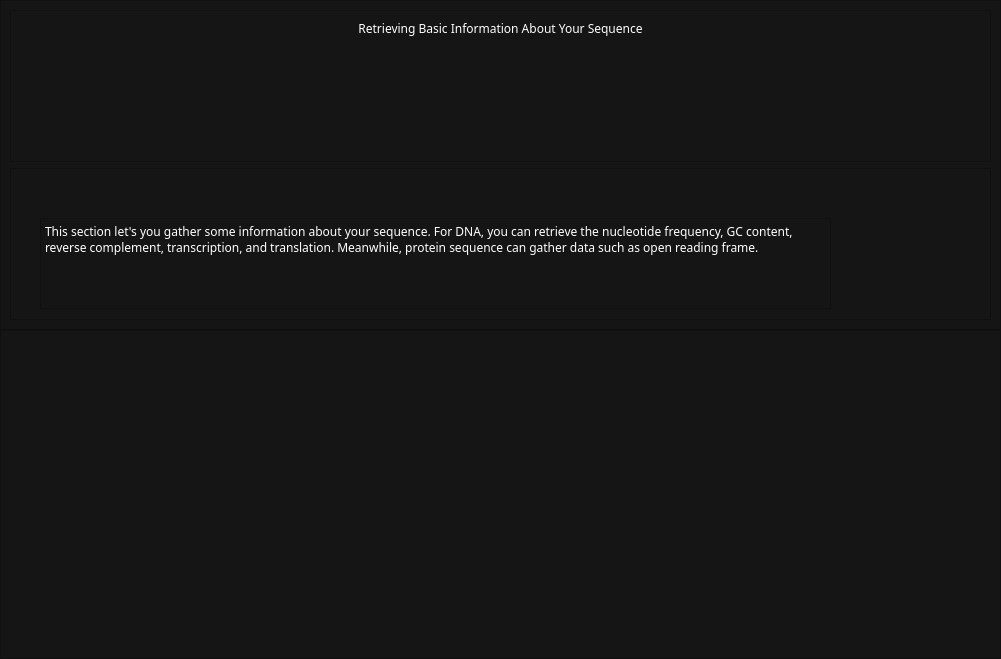
Above: ui/tabs/basic_info.ui from bryancastillo10/BioBytes-PairSync before the change. Below: the same form after it.
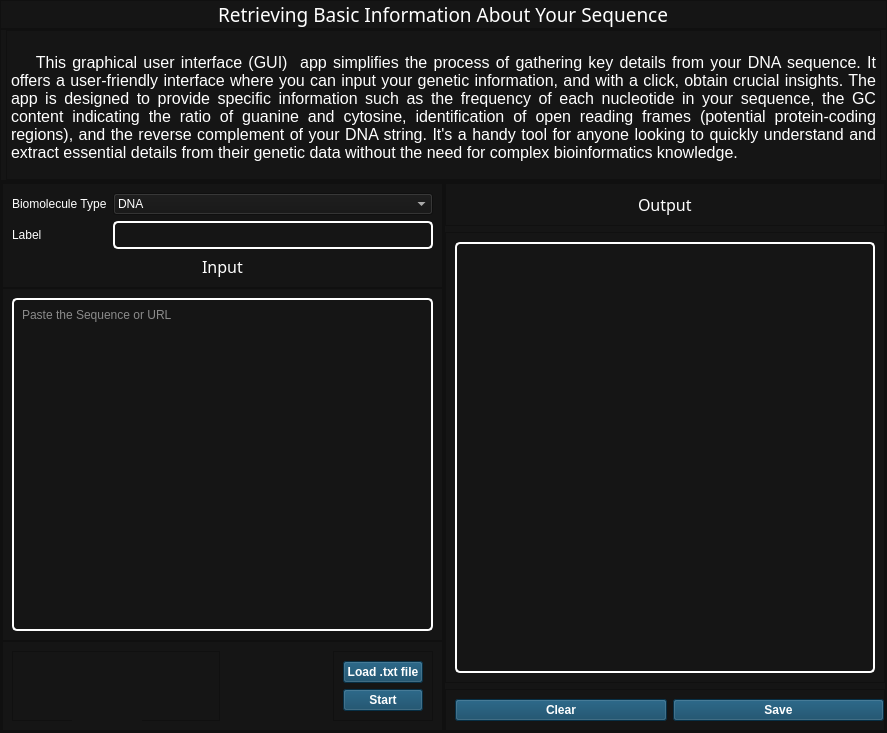
That is the form after the change. Icons and pictures are not drawn.

Commit message: basic_info layout done

```diff
--- a/ui/tabs/basic_info.ui
+++ b/ui/tabs/basic_info.ui
@@ -6,23 +6,31 @@
    <rect>
     <x>0</x>
     <y>0</y>
-    <width>1001</width>
-    <height>659</height>
+    <width>887</width>
+    <height>733</height>
    </rect>
   </property>
+  <property name="font">
+   <font>
+    <family>Noto Sans</family>
+    <pointsize>12</pointsize>
+   </font>
+  </property>
   <property name="windowTitle">
    <string>Form</string>
   </property>
   <property name="styleSheet">
    <string notr="true">*{
 	background-color: #151515;
-	color: #fff;
-	font-family: Lora
+    color: #fff;
 }
 
 #head {
-	font-size: 10px
-}</string>
+	font-size: 15px
+}
+
+
+</string>
   </property>
   <layout class="QVBoxLayout" name="verticalLayout">
    <property name="spacing">
@@ -40,8 +48,11 @@
    <property name="bottomMargin">
     <number>0</number>
    </property>
-   <item>
-    <widget class="QFrame" name="head">
+   <item alignment="Qt::AlignTop">
+    <widget class="QFrame" name="frame">
+     <property name="styleSheet">
+      <string notr="true"/>
+     </property>
      <property name="frameShape">
       <enum>QFrame::StyledPanel</enum>
      </property>
@@ -49,66 +60,468 @@
       <enum>QFrame::Raised</enum>
      </property>
      <layout class="QVBoxLayout" name="verticalLayout_2">
-      <item>
-       <widget class="QFrame" name="frame">
-        <property name="frameShape">
-         <enum>QFrame::StyledPanel</enum>
+      <property name="spacing">
+       <number>0</number>
+      </property>
+      <property name="leftMargin">
+       <number>0</number>
+      </property>
+      <property name="topMargin">
+       <number>0</number>
+      </property>
+      <property name="rightMargin">
+       <number>0</number>
+      </property>
+      <property name="bottomMargin">
+       <number>0</number>
+      </property>
+      <item alignment="Qt::AlignHCenter">
+       <widget class="QLabel" name="label">
+        <property name="font">
+         <font>
+          <family>Noto Sans</family>
+          <pointsize>14</pointsize>
+         </font>
         </property>
-        <property name="frameShadow">
-         <enum>QFrame::Raised</enum>
+        <property name="text">
+         <string>Retrieving Basic Information About Your Sequence</string>
         </property>
-        <layout class="QVBoxLayout" name="verticalLayout_3">
-         <item>
-          <widget class="QLabel" name="label">
-           <property name="text">
-            <string>Retrieving Basic Information About Your Sequence</string>
-           </property>
-           <property name="alignment">
-            <set>Qt::AlignHCenter|Qt::AlignTop</set>
-           </property>
-          </widget>
-         </item>
-        </layout>
        </widget>
       </item>
-      <item>
-       <widget class="QFrame" name="frame_2">
-        <property name="frameShape">
-         <enum>QFrame::StyledPanel</enum>
+     </layout>
+    </widget>
+   </item>
+   <item>
+    <widget class="QFrame" name="frame_2">
+     <property name="styleSheet">
+      <string notr="true"/>
+     </property>
+     <property name="frameShape">
+      <enum>QFrame::StyledPanel</enum>
+     </property>
+     <property name="frameShadow">
+      <enum>QFrame::Raised</enum>
+     </property>
+     <layout class="QVBoxLayout" name="verticalLayout_3">
+      <property name="spacing">
+       <number>0</number>
+      </property>
+      <property name="leftMargin">
+       <number>5</number>
+      </property>
+      <property name="topMargin">
+       <number>0</number>
+      </property>
+      <property name="rightMargin">
+       <number>5</number>
+      </property>
+      <property name="bottomMargin">
+       <number>0</number>
+      </property>
+      <item alignment="Qt::AlignTop">
+       <widget class="QTextEdit" name="textEdit">
+        <property name="maximumSize">
+         <size>
+          <width>16777215</width>
+          <height>150</height>
+         </size>
         </property>
-        <property name="frameShadow">
-         <enum>QFrame::Raised</enum>
+        <property name="autoFillBackground">
+         <bool>false</bool>
         </property>
-        <widget class="QTextBrowser" name="textBrowser">
-         <property name="geometry">
-          <rect>
-           <x>30</x>
-           <y>50</y>
-           <width>791</width>
-           <height>91</height>
-          </rect>
-         </property>
-         <property name="html">
-          <string>&lt;!DOCTYPE HTML PUBLIC &quot;-//W3C//DTD HTML 4.0//EN&quot; &quot;http://www.w3.org/TR/REC-html40/strict.dtd&quot;&gt;
+        <property name="readOnly">
+         <bool>true</bool>
+        </property>
+        <property name="html">
+         <string>&lt;!DOCTYPE HTML PUBLIC &quot;-//W3C//DTD HTML 4.0//EN&quot; &quot;http://www.w3.org/TR/REC-html40/strict.dtd&quot;&gt;
 &lt;html&gt;&lt;head&gt;&lt;meta name=&quot;qrichtext&quot; content=&quot;1&quot; /&gt;&lt;style type=&quot;text/css&quot;&gt;
 p, li { white-space: pre-wrap; }
-&lt;/style&gt;&lt;/head&gt;&lt;body style=&quot; font-family:'Lora'; font-size:9pt; font-weight:400; font-style:normal;&quot;&gt;
-&lt;p style=&quot; margin-top:0px; margin-bottom:0px; margin-left:0px; margin-right:0px; -qt-block-indent:0; text-indent:0px;&quot;&gt;&lt;span style=&quot; font-family:'PMingLiU';&quot;&gt;This section let's you gather some information about your sequence. For DNA, you can retrieve the nucleotide frequency, GC content, reverse complement, transcription, and translation. Meanwhile, protein sequence can gather data such as open reading frame.&lt;/span&gt;&lt;/p&gt;&lt;/body&gt;&lt;/html&gt;</string>
-         </property>
-        </widget>
+&lt;/style&gt;&lt;/head&gt;&lt;body style=&quot; font-family:'PMingLiU'; font-size:9pt; font-weight:400; font-style:normal;&quot;&gt;
+&lt;p align=&quot;justify&quot; style=&quot; margin-top:0px; margin-bottom:0px; margin-left:0px; margin-right:0px; -qt-block-indent:0; text-indent:0px;&quot;&gt;&lt;span style=&quot; font-size:12pt;&quot;&gt;&lt;br /&gt;    This graphical user interface (GUI)  app simplifies the process of gathering key details from your DNA sequence. It offers a user-friendly interface where you can input your genetic information, and with a click, obtain crucial insights. The app is designed to provide specific information such as the frequency of each nucleotide in your sequence, the GC content indicating the ratio of guanine and cytosine, identification of open reading frames (potential protein-coding regions), and the reverse complement of your DNA string. It's a handy tool for anyone looking to quickly understand and extract essential details from their genetic data without the need for complex bioinformatics knowledge.&lt;/span&gt;&lt;/p&gt;&lt;/body&gt;&lt;/html&gt;</string>
+        </property>
        </widget>
       </item>
      </layout>
     </widget>
    </item>
    <item>
-    <widget class="QFrame" name="main">
+    <widget class="QFrame" name="frame_3">
+     <property name="sizePolicy">
+      <sizepolicy hsizetype="Preferred" vsizetype="Expanding">
+       <horstretch>0</horstretch>
+       <verstretch>0</verstretch>
+      </sizepolicy>
+     </property>
+     <property name="styleSheet">
+      <string notr="true">#frame_3 QPushButton {
+	background-color: #0A4261;
+	color: #fff;
+	font-weight: bold;
+}
+
+#frame_3 QPushButton::hover {	
+	background-color:#56B4E9;
+	color: #000;
+	font-weight: bold;
+}
+
+QTextEdit, QLineEdit, QTextBrowser {
+	border: 2px solid #fff;
+	border-radius: 5px;
+	padding: 4px;
+}
+</string>
+     </property>
      <property name="frameShape">
       <enum>QFrame::StyledPanel</enum>
      </property>
      <property name="frameShadow">
       <enum>QFrame::Raised</enum>
      </property>
+     <layout class="QHBoxLayout" name="horizontalLayout">
+      <property name="spacing">
+       <number>0</number>
+      </property>
+      <property name="leftMargin">
+       <number>0</number>
+      </property>
+      <property name="topMargin">
+       <number>0</number>
+      </property>
+      <property name="rightMargin">
+       <number>0</number>
+      </property>
+      <property name="bottomMargin">
+       <number>0</number>
+      </property>
+      <item>
+       <widget class="QFrame" name="frame_4">
+        <property name="frameShape">
+         <enum>QFrame::StyledPanel</enum>
+        </property>
+        <property name="frameShadow">
+         <enum>QFrame::Raised</enum>
+        </property>
+        <layout class="QVBoxLayout" name="verticalLayout_4">
+         <property name="spacing">
+          <number>0</number>
+         </property>
+         <property name="leftMargin">
+          <number>0</number>
+         </property>
+         <property name="topMargin">
+          <number>0</number>
+         </property>
+         <property name="rightMargin">
+          <number>0</number>
+         </property>
+         <property name="bottomMargin">
+          <number>0</number>
+         </property>
+         <item>
+          <widget class="QFrame" name="frame_6">
+           <property name="frameShape">
+            <enum>QFrame::StyledPanel</enum>
+           </property>
+           <property name="frameShadow">
+            <enum>QFrame::Raised</enum>
+           </property>
+           <layout class="QGridLayout" name="gridLayout_3">
+            <item row="0" column="0">
+             <widget class="QLabel" name="label_2">
+              <property name="text">
+               <string>Biomolecule Type</string>
+              </property>
+             </widget>
+            </item>
+            <item row="0" column="1">
+             <widget class="QComboBox" name="comboBox">
+              <property name="styleSheet">
+               <string notr="true"/>
+              </property>
+              <item>
+               <property name="text">
+                <string>DNA</string>
+               </property>
+              </item>
+              <item>
+               <property name="text">
+                <string>RNA</string>
+               </property>
+              </item>
+              <item>
+               <property name="text">
+                <string>Protein</string>
+               </property>
+              </item>
+             </widget>
+            </item>
+            <item row="1" column="0">
+             <widget class="QLabel" name="label_3">
+              <property name="text">
+               <string>Label</string>
+              </property>
+             </widget>
+            </item>
+            <item row="1" column="1">
+             <widget class="QLineEdit" name="lineEdit">
+              <property name="text">
+               <string/>
+              </property>
+             </widget>
+            </item>
+            <item row="2" column="0" colspan="2" alignment="Qt::AlignHCenter">
+             <widget class="QLabel" name="label_4">
+              <property name="font">
+               <font>
+                <family>Noto Sans</family>
+                <pointsize>12</pointsize>
+               </font>
+              </property>
+              <property name="text">
+               <string>Input</string>
+              </property>
+             </widget>
+            </item>
+           </layout>
+          </widget>
+         </item>
+         <item>
+          <widget class="QFrame" name="frame_7">
+           <property name="sizePolicy">
+            <sizepolicy hsizetype="Preferred" vsizetype="Expanding">
+             <horstretch>0</horstretch>
+             <verstretch>0</verstretch>
+            </sizepolicy>
+           </property>
+           <property name="frameShape">
+            <enum>QFrame::StyledPanel</enum>
+           </property>
+           <property name="frameShadow">
+            <enum>QFrame::Raised</enum>
+           </property>
+           <layout class="QGridLayout" name="gridLayout_2">
+            <item row="0" column="0">
+             <widget class="QTextEdit" name="textEdit_2">
+              <property name="placeholderText">
+               <string>Paste the Sequence or URL</string>
+              </property>
+             </widget>
+            </item>
+           </layout>
+          </widget>
+         </item>
+         <item>
+          <widget class="QFrame" name="frame_8">
+           <property name="frameShape">
+            <enum>QFrame::StyledPanel</enum>
+           </property>
+           <property name="frameShadow">
+            <enum>QFrame::Raised</enum>
+           </property>
+           <layout class="QHBoxLayout" name="horizontalLayout_2">
+            <item>
+             <widget class="QFrame" name="frame_13">
+              <property name="frameShape">
+               <enum>QFrame::StyledPanel</enum>
+              </property>
+              <property name="frameShadow">
+               <enum>QFrame::Raised</enum>
+              </property>
+              <widget class="QLabel" name="label_6">
+               <property name="geometry">
+                <rect>
+                 <x>60</x>
+                 <y>10</y>
+                 <width>70</width>
+                 <height>70</height>
+                </rect>
+               </property>
+               <property name="minimumSize">
+                <size>
+                 <width>70</width>
+                 <height>70</height>
+                </size>
+               </property>
+               <property name="maximumSize">
+                <size>
+                 <width>70</width>
+                 <height>70</height>
+                </size>
+               </property>
+               <property name="text">
+                <string/>
+               </property>
+               <property name="pixmap">
+                <pixmap resource="../../static/resources_rc.qrc">:/icons/icons/analysis64.png</pixmap>
+               </property>
+               <property name="scaledContents">
+                <bool>true</bool>
+               </property>
+              </widget>
+             </widget>
+            </item>
+            <item alignment="Qt::AlignRight">
+             <widget class="QFrame" name="frame_12">
+              <property name="frameShape">
+               <enum>QFrame::StyledPanel</enum>
+              </property>
+              <property name="frameShadow">
+               <enum>QFrame::Raised</enum>
+              </property>
+              <layout class="QVBoxLayout" name="verticalLayout_6">
+               <item>
+                <widget class="QPushButton" name="pushButton">
+                 <property name="text">
+                  <string>Load .txt file</string>
+                 </property>
+                 <property name="icon">
+                  <iconset resource="../../static/resources_rc.qrc">
+                   <normaloff>:/icons/icons/upload.svg</normaloff>:/icons/icons/upload.svg</iconset>
+                 </property>
+                </widget>
+               </item>
+               <item>
+                <widget class="QPushButton" name="pushButton_2">
+                 <property name="text">
+                  <string>Start</string>
+                 </property>
+                 <property name="icon">
+                  <iconset resource="../../static/resources_rc.qrc">
+                   <normaloff>:/icons/icons/play.svg</normaloff>:/icons/icons/play.svg</iconset>
+                 </property>
+                </widget>
+               </item>
+              </layout>
+             </widget>
+            </item>
+           </layout>
+          </widget>
+         </item>
+        </layout>
+       </widget>
+      </item>
+      <item>
+       <widget class="QFrame" name="frame_5">
+        <property name="styleSheet">
+         <string notr="true">#frame_5 QPushButton {
+	background-color: #0A4261;
+	color: #fff;
+	font-weight: bold;
+}
+
+#frame_5 QPushButton::hover {
+	background-color:#56B4E9;
+	color: #000;
+	font-weight: bold;
+}</string>
+        </property>
+        <property name="frameShape">
+         <enum>QFrame::StyledPanel</enum>
+        </property>
+        <property name="frameShadow">
+         <enum>QFrame::Raised</enum>
+        </property>
+        <layout class="QVBoxLayout" name="verticalLayout_5">
+         <property name="leftMargin">
+          <number>0</number>
+         </property>
+         <property name="topMargin">
+          <number>0</number>
+         </property>
+         <property name="rightMargin">
+          <number>0</number>
+         </property>
+         <property name="bottomMargin">
+          <number>0</number>
+         </property>
+         <item alignment="Qt::AlignTop">
+          <widget class="QFrame" name="frame_9">
+           <property name="frameShape">
+            <enum>QFrame::StyledPanel</enum>
+           </property>
+           <property name="frameShadow">
+            <enum>QFrame::Raised</enum>
+           </property>
+           <layout class="QVBoxLayout" name="verticalLayout_7">
+            <item alignment="Qt::AlignHCenter|Qt::AlignTop">
+             <widget class="QLabel" name="label_5">
+              <property name="font">
+               <font>
+                <family>Noto Sans</family>
+                <pointsize>12</pointsize>
+               </font>
+              </property>
+              <property name="text">
+               <string>Output</string>
+              </property>
+             </widget>
+            </item>
+           </layout>
+          </widget>
+         </item>
+         <item>
+          <widget class="QFrame" name="frame_10">
+           <property name="sizePolicy">
+            <sizepolicy hsizetype="Preferred" vsizetype="Expanding">
+             <horstretch>0</horstretch>
+             <verstretch>0</verstretch>
+            </sizepolicy>
+           </property>
+           <property name="frameShape">
+            <enum>QFrame::StyledPanel</enum>
+           </property>
+           <property name="frameShadow">
+            <enum>QFrame::Raised</enum>
+           </property>
+           <layout class="QGridLayout" name="gridLayout">
+            <item row="0" column="0">
+             <widget class="QTextBrowser" name="textBrowser"/>
+            </item>
+           </layout>
+          </widget>
+         </item>
+         <item alignment="Qt::AlignBottom">
+          <widget class="QFrame" name="frame_11">
+           <property name="frameShape">
+            <enum>QFrame::StyledPanel</enum>
+           </property>
+           <property name="frameShadow">
+            <enum>QFrame::Raised</enum>
+           </property>
+           <layout class="QHBoxLayout" name="horizontalLayout_3">
+            <property name="rightMargin">
+             <number>0</number>
+            </property>
+            <item>
+             <widget class="QPushButton" name="pushButton_3">
+              <property name="text">
+               <string>Clear</string>
+              </property>
+              <property name="icon">
+               <iconset resource="../../static/resources_rc.qrc">
+                <normaloff>:/icons/icons/x-circle.svg</normaloff>:/icons/icons/x-circle.svg</iconset>
+              </property>
+             </widget>
+            </item>
+            <item>
+             <widget class="QPushButton" name="pushButton_4">
+              <property name="text">
+               <string>Save</string>
+              </property>
+              <property name="icon">
+               <iconset resource="../../static/resources_rc.qrc">
+                <normaloff>:/icons/icons/save.svg</normaloff>:/icons/icons/save.svg</iconset>
+              </property>
+             </widget>
+            </item>
+           </layout>
+          </widget>
+         </item>
+        </layout>
+       </widget>
+      </item>
+     </layout>
     </widget>
    </item>
   </layout>
```
Left out of the diff: 8 changed lines with no effect on the pictures. The commit also changes 3 other files.
